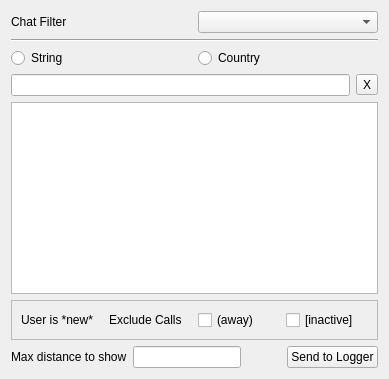
Before: the Qt Designer form mqt/MqtKSTClient/kstcallsframe.ui in Rsclub22/Minos2-Mirror, drawn with Qt 5.
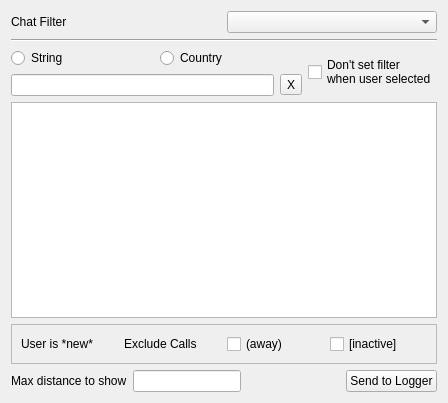
After: the same form once the commit is applied.

Patch:
```diff
--- a/mqt/MqtKSTClient/kstcallsframe.ui
+++ b/mqt/MqtKSTClient/kstcallsframe.ui
@@ -2,10 +2,18 @@
 <ui version="4.0">
  <class>KSTCallsFrame</class>
            <widget class="QFrame" name="KSTCallsFrame">
+  <property name="geometry">
+   <rect>
+    <x>0</x>
+    <y>0</y>
+    <width>448</width>
+    <height>403</height>
+   </rect>
+  </property>
            <property name="frameShape">
             <enum>QFrame::Shape::NoFrame</enum>
            </property>
-           <layout class="QVBoxLayout" name="verticalLayout">
+  <layout class="QVBoxLayout" name="verticalLayout_2">
             <item>
              <layout class="QHBoxLayout" name="horizontalLayout_12">
               <item>
@@ -34,6 +42,10 @@
             <item>
              <layout class="QHBoxLayout" name="horizontalLayout_2">
               <item>
+      <layout class="QVBoxLayout" name="verticalLayout">
+       <item>
+        <layout class="QHBoxLayout" name="horizontalLayout">
+         <item>
                <widget class="QRadioButton" name="stringRb">
                 <property name="text">
                  <string>String</string>
@@ -79,6 +91,18 @@
               </item>
              </layout>
             </item>
+      </layout>
+     </item>
+     <item>
+      <widget class="QCheckBox" name="noSetCallcb">
+       <property name="text">
+        <string>Don't set filter
+when user selected</string>
+       </property>
+      </widget>
+     </item>
+    </layout>
+   </item>
             <item>
              <widget class="QTableView" name="CSTable">
               <property name="alternatingRowColors">
```
Left out of the diff: 5 changed lines with no effect on the pictures. Lines whose indentation alone changed are shown as unchanged.
